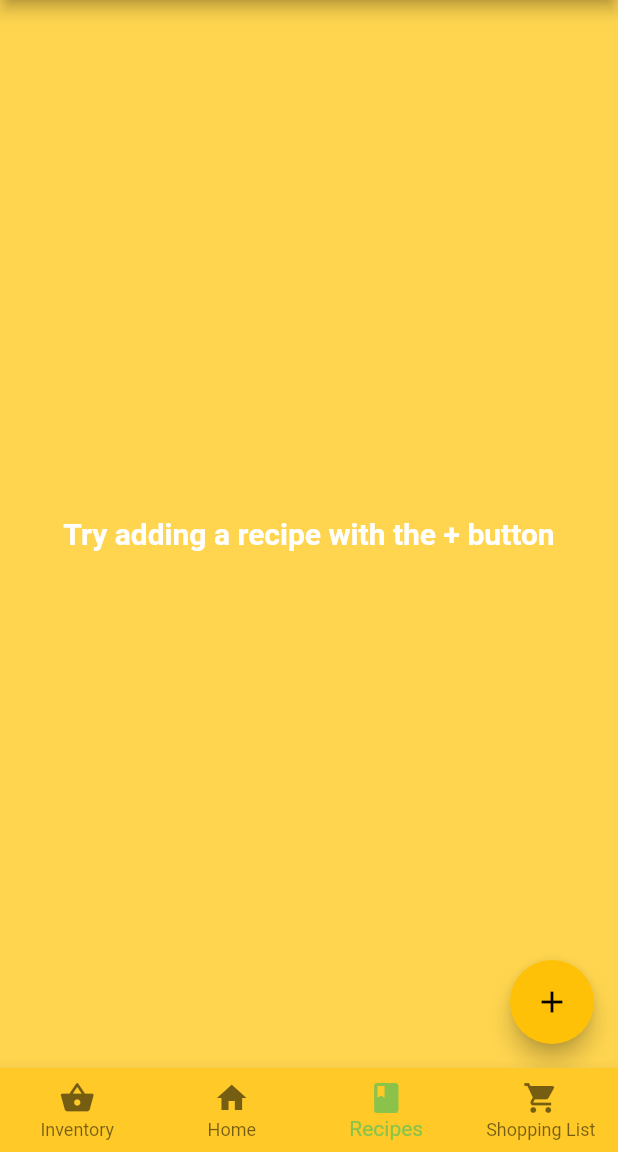
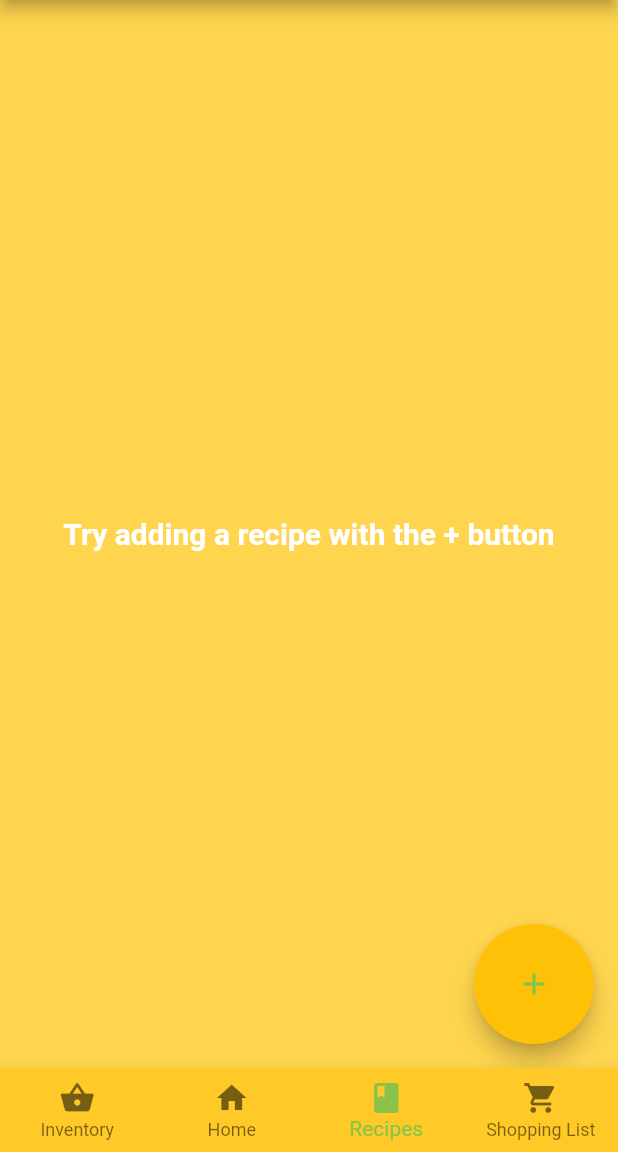
Before and after one commit to benkee/cubby, a Flutter app: the screen it shows once a user with an empty profile is signed in, item 3 of the bottom bar chosen, on a phone screen of 412 x 824 dp, the part 84-1236 px from its top. Run offline on Flutter 3.47's test engine with Material 2 defaults, Android fonts, the phone set to English and light mode, and no system bars; our stand-ins replace cloud_firestore, firebase_auth, firebase_core, font_awesome_flutter, form_validator, share_plus; accounts and stored records are empty.

Commit message:
- fixed another bug with recipe generation - database organisation updated

```diff
--- a/lib/models/food_item.dart
+++ b/lib/models/food_item.dart
@@ -1,5 +1,7 @@
+import 'package:uuid/uuid.dart';
+
 class FoodItem {
-  String _id = '';
+  String _id = const Uuid().toString();
   String _name;
   int _type;
   bool _opened;
--- a/lib/services/firebase_crud.dart
+++ b/lib/services/firebase_crud.dart
@@ -10,31 +10,44 @@ class FirebaseCRUD {
 
   static void addFoodItem(FoodItem foodItem, String userID) async {
     firestore
-        .collection(userID + 'FoodItem')
-        .add(foodItem.toJson())
-        .then((value) => foodItem.setID(value.id));
+        .collection(userID)
+        .doc('FoodItem')
+        .collection('FoodItems')
+        .add(foodItem.toJson());
   }
 
   static Future<List<FoodItem>> getFoodItems(String userID) async {
     List<FoodItem> foodItems = [];
-    await firestore.collection(userID + 'FoodItem').get().then((querySnapshot) {
-      for (var document in querySnapshot.docs) {
+    await firestore
+        .collection(userID)
+        .doc('FoodItem')
+        .collection('FoodItems')
+        .get()
+        .then((snapshot) {
+      for (var document in snapshot.docs) {
         FoodItem foodItem = FoodItem.fromJson(document.data());
+        foodItem.setID(document.id.toString());
         foodItems.add(foodItem);
-        foodItem.setID(document.id.toString());
       }
     });
     return foodItems;
   }
 
   static void deleteFoodItem(FoodItem foodItem, String userID) {
-    firestore.collection(userID + 'FoodItem').doc(foodItem.id).delete();
+    firestore
+        .collection(userID)
+        .doc('FoodItem')
+        .collection('FoodItems')
+        .doc(foodItem.id)
+        .delete();
   }
 
   static void updateFoodItem(
       FoodItem foodItem, String field, dynamic value, String userID) {
     firestore
-        .collection(userID + 'FoodItem')
+        .collection(userID)
+        .doc('FoodItem')
+        .collection('FoodItems')
         .doc(foodItem.id)
         .update({field: value});
   }
@@ -42,14 +55,21 @@ class FirebaseCRUD {
   static void updateRecipe(
       Recipe recipe, String field, dynamic value, String userID) {
     firestore
-        .collection(userID + 'Recipes')
+        .collection(userID)
+        .doc('Recipe')
+        .collection('Recipes')
         .doc(recipe.id)
         .update({field: value});
   }
 
   static Future<List<Recipe>> getRecipes(String userID) async {
     List<Recipe> recipes = [];
-    await firestore.collection(userID + 'Recipes').get().then((querySnapshot) {
+    await firestore
+        .collection(userID)
+        .doc('Recipe')
+        .collection('Recipes')
+        .get()
+        .then((querySnapshot) {
       for (var document in querySnapshot.docs) {
         Recipe recipe = Recipe.fromJson(document.data());
         recipes.add(recipe);
@@ -61,27 +81,36 @@ class FirebaseCRUD {
 
   static void addRecipe(Recipe recipe, String userID) async {
     firestore
-        .collection(userID + 'Recipes')
+        .collection(userID)
+        .doc('Recipe')
+        .collection('Recipes')
         .add(recipe.toJson())
         .then((value) => recipe.setID(value.id));
   }
 
   static void deleteRecipe(Recipe recipe, String userID) {
-    firestore.collection(userID + 'Recipes').doc(recipe.id).delete();
+    firestore
+        .collection(userID)
+        .doc('Recipe')
+        .collection('Recipes')
+        .doc(recipe.id)
+        .delete();
   }
 
   static Future<List<FoodItem>> getExpiringFoodItems(String userID) async {
     List<FoodItem> foodItems = [];
     await firestore
-        .collection(userID + 'FoodItem')
+        .collection(userID)
+        .doc('FoodItem')
+        .collection('FoodItems')
         .orderBy('expires')
         .limit(5)
         .get()
         .then((querySnapshot) {
       for (var document in querySnapshot.docs) {
         FoodItem foodItem = FoodItem.fromJson(document.data());
+        foodItem.setID(document.id.toString());
         foodItems.add(foodItem);
-        foodItem.setID(document.id.toString());
       }
     });
     return foodItems;
@@ -90,7 +119,12 @@ class FirebaseCRUD {
   static Future<List<Recipe>> getRecommendedRecipes(
       List<FoodItem> expiringFoodItems, String userID) async {
     List<Recipe> recipes = [];
-    await firestore.collection(userID + 'Recipes').get().then((querySnapshot) {
+    await firestore
+        .collection(userID)
+        .doc('Recipe')
+        .collection('Recipes')
+        .get()
+        .then((querySnapshot) {
       for (var document in querySnapshot.docs) {
         Recipe recipe = Recipe.fromJson(document.data());
         for (Map ingredients in recipe.ingredients) {
@@ -146,13 +180,17 @@ class FirebaseCRUD {
 
   static void addUser(String userID, String name) async {
     CubbyUser user = CubbyUser(userID, name, 1, 0, true);
-    firestore.collection(userID + 'User').doc('userData').set(user.toJson());
+    firestore.collection(userID).doc('UserData').set(user.toJson());
   }
 
   static Future<CubbyUser> getUser(String userID) async {
     CubbyUser user = CubbyUser('', '', 1, 0, true);
-    await firestore.collection(userID + 'User').get().then((querySnapshot) {
-      user = CubbyUser.fromJson(querySnapshot.docs.first.data());
+    await firestore
+        .collection(userID)
+        .doc('UserData')
+        .get()
+        .then((querySnapshot) {
+      user = CubbyUser.fromJson(querySnapshot.data() as Map<String, dynamic>);
     });
     return user;
   }
@@ -161,8 +199,8 @@ class FirebaseCRUD {
     getUser(userID).then((result) {
       CubbyUser cubbyUser = result;
       firestore
-          .collection(userID + 'User')
-          .doc('userData')
+          .collection(userID)
+          .doc('UserData')
           .update({'foodWasted': cubbyUser.foodWasted + 1});
     });
   }
@@ -171,8 +209,8 @@ class FirebaseCRUD {
     getUser(userID).then((result) {
       CubbyUser cubbyUser = result;
       firestore
-          .collection(userID + 'User')
-          .doc('userData')
+          .collection(userID)
+          .doc('UserData')
           .update({'foodUsed': (cubbyUser.foodUsed + amount)});
     });
   }
--- a/lib/views/home/recipes.dart
+++ b/lib/views/home/recipes.dart
@@ -53,7 +53,11 @@ class _RecipePageState extends State<RecipePage> {
         },
         future: FirebaseCRUD.getRecipes(widget.userID),
       ),
-      floatingActionButton: FloatingActionButton(
+      floatingActionButton: SizedBox(
+        width: 80,
+        height: 80,
+        child: FloatingActionButton(
+          foregroundColor: Colors.lightGreen,
           child: const Icon(Icons.add),
           backgroundColor: Colors.amber,
           onPressed: () {
@@ -65,6 +69,7 @@ class _RecipePageState extends State<RecipePage> {
             );
           },
         ),
+      ),
     );
   }
 }
--- a/lib/widgets/recipe_widgets/recipe_edit.dart
+++ b/lib/widgets/recipe_widgets/recipe_edit.dart
@@ -201,7 +201,7 @@ class _RecipeEditState extends State<RecipeEdit> {
             }
             if (int.tryParse(preparationTime.text) != null) {
               FirebaseCRUD.updateRecipe(widget.recipe, 'preparationTime',
-                  preparationTime.text, widget.userID);
+                  int.parse(preparationTime.text), widget.userID);
             }
             FirebaseCRUD.updateRecipe(
                 widget.recipe, 'ingredients', _ingredientValues, widget.userID);
--- a/lib/widgets/recipe_widgets/recommended_recipe_card.dart
+++ b/lib/widgets/recipe_widgets/recommended_recipe_card.dart
@@ -58,9 +58,7 @@ class _RecommendedRecipeCardState extends State<RecommendedRecipeCard> {
                       fontSize: 15,
                     ),
                   )),
-              const SizedBox(
-                width: 60,
-              ),
+              const Spacer(),
               RichText(
                   text: TextSpan(
                 text: 'Cost: £${widget.recipe.cost.toStringAsFixed(2)}',
--- a/pubspec.yaml
+++ b/pubspec.yaml
@@ -36,10 +36,11 @@ dependencies:
   form_validator: ^1.0.2
   font_awesome_flutter: ^10.1.0
   share_plus: ^2.0.4
+  uuid: ^3.0.6
 
 
 dev_dependencies:
-  flutter_launcher_icons: "^0.9.2"
+  flutter_launcher_icons: ^0.9.2
 
   flutter_test:
     sdk: flutter
```
Also changed, not shown: lib/views/home/inventory.dart (+6 -1 lines), lib/widgets/shopping_list_generate.dart (+10 -4 lines), pubspec.lock. Lines whose indentation alone changed are shown as unchanged.
